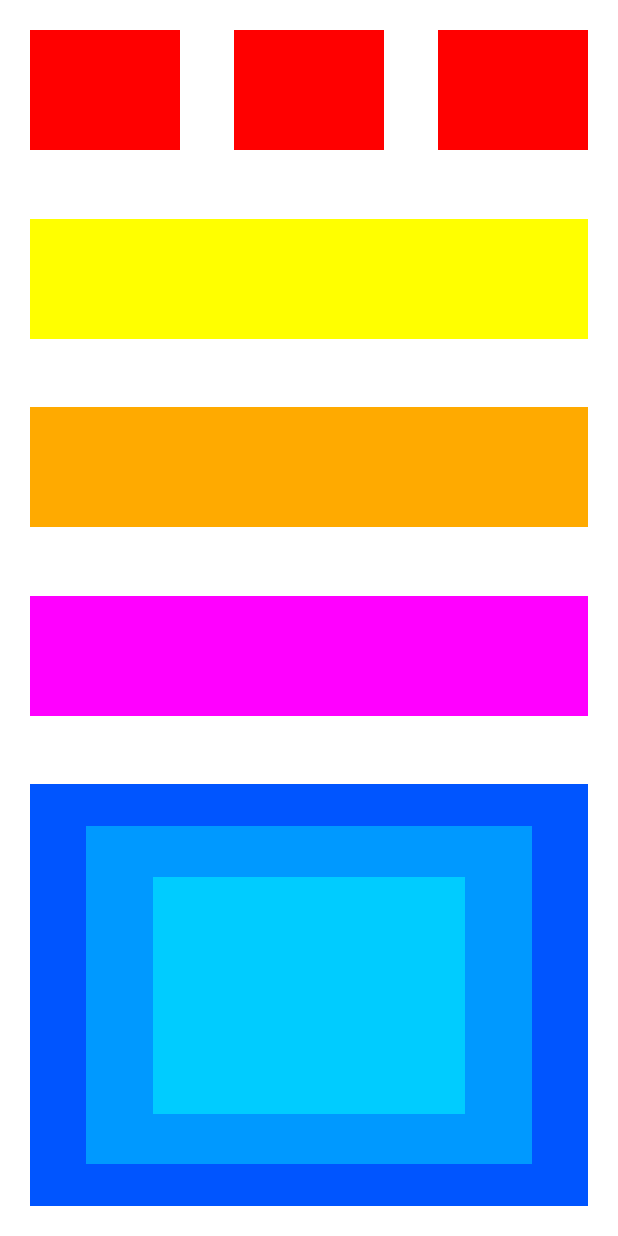
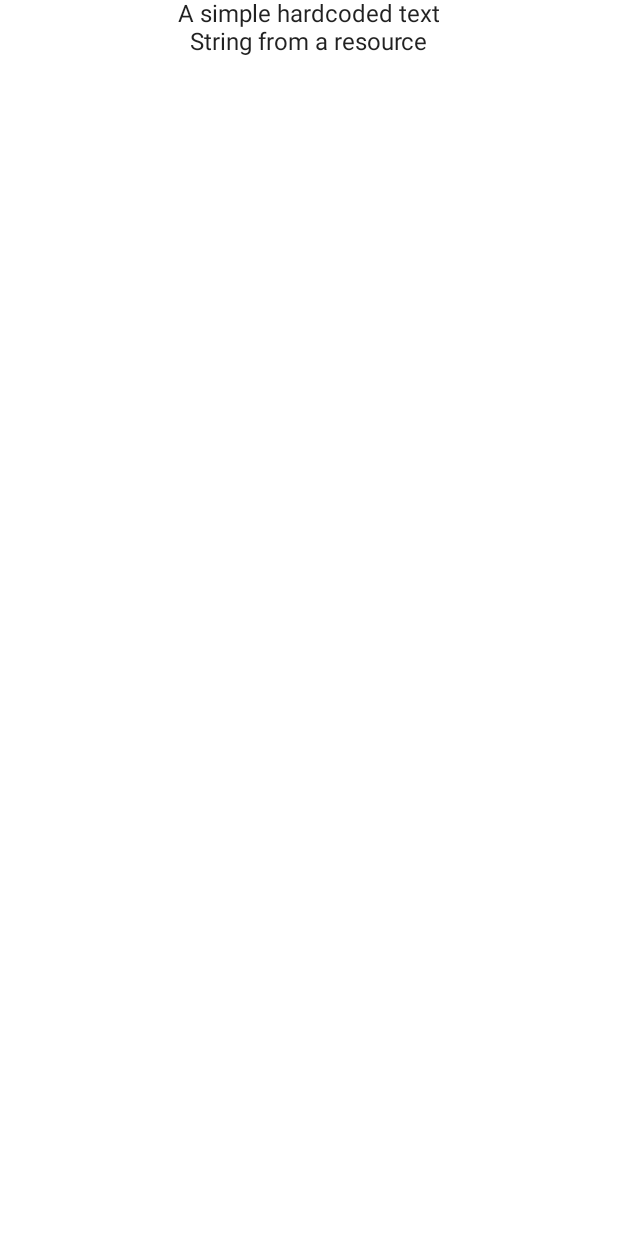
Before and after one commit to philipAson/ComposeVisualElements, an Android app built with Jetpack Compose: the screen it shows after launch (MainActivity), on a phone screen of 412 x 824 dp. Run offline under Robolectric (Android 15) with nearby library versions, the phone set to English and light mode, and no system bars.

Commit message:
textAndeStyles

```diff
--- a/app/src/main/java/com/example/visualelements/MainActivity.kt
+++ b/app/src/main/java/com/example/visualelements/MainActivity.kt
@@ -26,7 +26,8 @@ class MainActivity : ComponentActivity() {
 //                    TestLayout()
 //                    TestSizing()
 //                    ExerciseLayout()
-                    ExLayoutTemp()
+//                    ExLayoutTemp()
+                    TestText()
                 }
             }
         }
--- /dev/null
+++ b/app/src/main/java/com/example/visualelements/TestText.kt
@@ -0,0 +1,17 @@
+package com.example.visualelements
+
+import androidx.compose.foundation.layout.Column
+import androidx.compose.material.Text
+import androidx.compose.runtime.Composable
+import androidx.compose.ui.Alignment
+import androidx.compose.ui.res.stringResource
+
+@Composable
+fun TestText() {
+    Column(horizontalAlignment = Alignment.CenterHorizontally) {
+
+        Text(text = "A simple hardcoded text")
+        Text(text = stringResource(id = R.string.hello_text))
+
+    }
+}
--- a/app/src/main/res/values/strings.xml
+++ b/app/src/main/res/values/strings.xml
@@ -1,3 +1,4 @@
 <resources>
     <string name="app_name">VisualElements</string>
+    <string name="hello_text">String from a resource</string>
 </resources>
```
